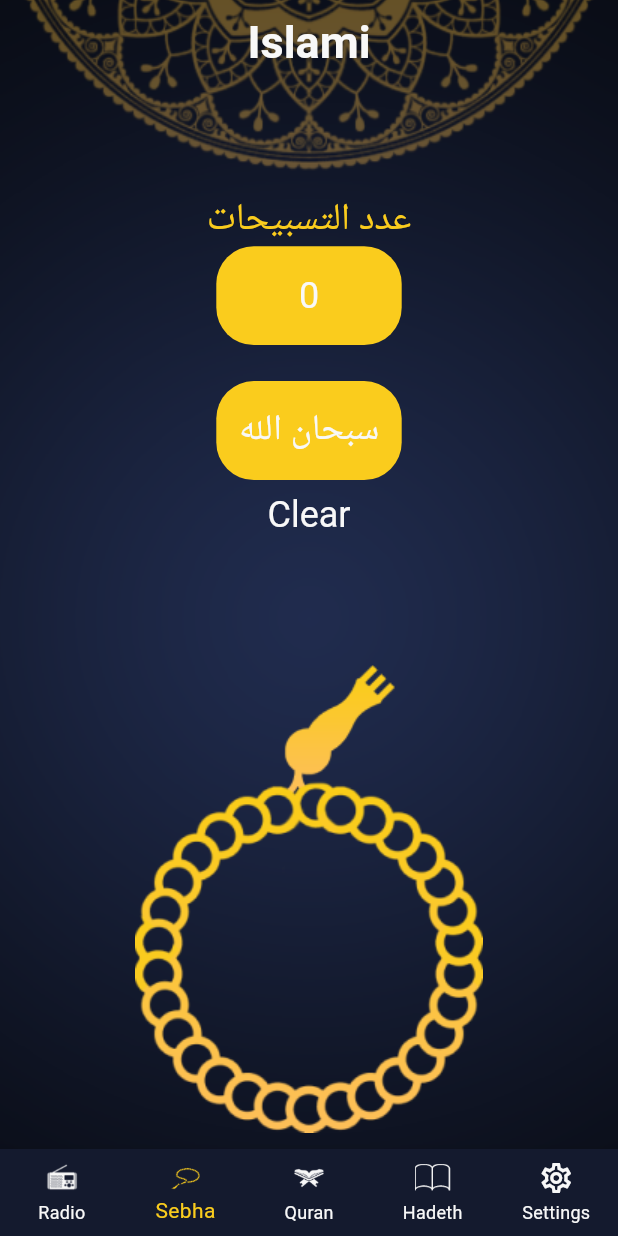
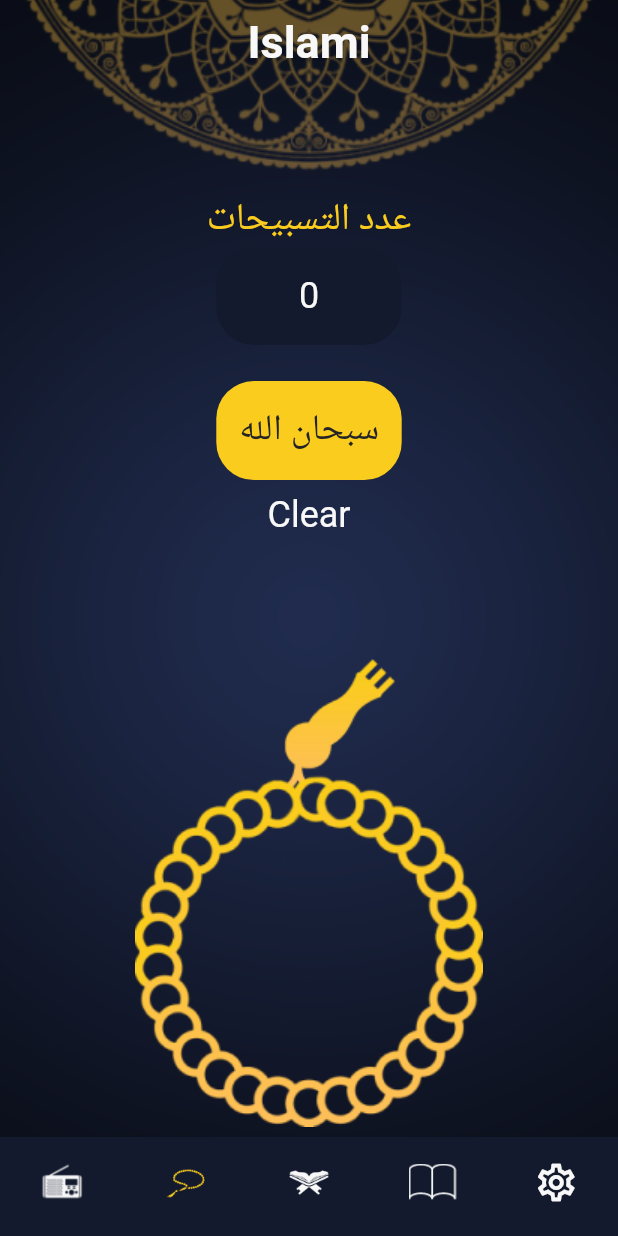
Before and after one commit to muhammadtariq10/islamiapp, a Flutter app: the screen it shows after launch, item 2 of the bottom bar chosen, on a phone screen of 412 x 824 dp. Run offline on Flutter 3.47's test engine with Material 3 defaults, Android fonts, the phone set to English and light mode, and no system bars; generated files the repository leaves out were written again.

Commit message:
Finish App

```diff
--- a/lib/bottom_navigation_bar.dart/quran/sura_datails_screen.dart
+++ b/lib/bottom_navigation_bar.dart/quran/sura_datails_screen.dart
@@ -64,6 +64,9 @@ class _SuraDatailsScreenState extends State<SuraDatailsScreen> {
                   indent: 0, // المسافة البادئة من اليسار
                   endIndent: 0, // المسافة البادئة من اليمين
                 ),
+                const SizedBox(
+                  height: 8,
+                ),
                 Expanded(
                     child: ayat.isEmpty
                         ? LodingIndecator()
--- a/lib/bottom_navigation_bar.dart/sebha/sebha.dart
+++ b/lib/bottom_navigation_bar.dart/sebha/sebha.dart
@@ -90,8 +90,8 @@ class _SebhaTapState extends State<SebhaTap> {
           Container(
             decoration: BoxDecoration(
               color: settingProvider.themeMode == ThemeMode.light
-                  ? AppTheme.primarylight
-                  : AppTheme.gold,
+                  ? AppTheme.primarylight.withOpacity(0.7)
+                  : AppTheme.primarydark,
               borderRadius: BorderRadius.circular(25),
             ),
             height: MediaQuery.of(context).size.height * 0.08,
@@ -114,8 +114,14 @@ class _SebhaTapState extends State<SebhaTap> {
             height: MediaQuery.of(context).size.height * 0.08,
             width: MediaQuery.of(context).size.width * 0.30,
             child: Center(
-              child: Text(sebhaNam[_currensebhanameIndex],
-                  style: Theme.of(context).textTheme.titleLarge),
+              child: Text(
+                sebhaNam[_currensebhanameIndex],
+                style: Theme.of(context).textTheme.titleLarge!.copyWith(
+                      color: settingProvider.themeMode == ThemeMode.light
+                          ? AppTheme.white
+                          : AppTheme.black,
+                    ),
+              ),
             ),
           ),
           SizedBox(
--- a/lib/main.dart
+++ b/lib/main.dart
@@ -1,7 +1,7 @@
 import 'package:flutter/material.dart';
 import 'package:islamiapp/bottom_navigation_bar.dart/quran/sura_datails_screen.dart';
 import 'package:islamiapp/bottom_navigation_bar.dart/hadeth/hadeth_datails.dart';
-import 'package:islamiapp/home_screen.dart';
+import 'package:islamiapp/screen/home_screen.dart';
 import 'package:islamiapp/bottom_navigation_bar.dart/setting/setting_provider.dart';
 import 'package:islamiapp/theme.dart';
 import 'package:provider/provider.dart';
@@ -11,7 +11,7 @@ void main() {
   runApp(
     ChangeNotifierProvider(
       create: (_) => SettingProvider(),
-      child: islamiApp(),
+      child: const islamiApp(),
     ),
   );
 }
--- a/lib/home_screen.dart
+++ b/lib/screen/home_screen.dart
@@ -53,23 +53,46 @@ class _HomeScreenState extends State<HomeScreen> {
             },
             items: const [
               BottomNavigationBarItem(
-                icon: ImageIcon(AssetImage("assets/images/icon_radio.png")),
+                icon: ImageIcon(
+                  AssetImage(
+                    "assets/images/icon_radio.png",
+                  ),
+                  size: 32,
+                ),
                 label: "Radio",
               ),
               BottomNavigationBarItem(
-                icon: ImageIcon(AssetImage("assets/images/icon_sebha.png")),
+                icon: ImageIcon(
+                  AssetImage(
+                    "assets/images/icon_sebha.png",
+                  ),
+                  size: 32,
+                ),
                 label: "Sebha",
               ),
               BottomNavigationBarItem(
-                icon: ImageIcon(AssetImage("assets/images/icon_quran.png")),
+                icon: ImageIcon(
+                  AssetImage(
+                    "assets/images/icon_quran.png",
+                  ),
+                  size: 32,
+                ),
                 label: "Quran",
               ),
               BottomNavigationBarItem(
-                icon: ImageIcon(AssetImage("assets/images/icon_hadeth.png")),
+                icon: ImageIcon(
+                  AssetImage(
+                    "assets/images/icon_hadeth.png",
+                  ),
+                  size: 32,
+                ),
                 label: "Hadeth",
               ),
               BottomNavigationBarItem(
-                icon: Icon(Icons.settings_outlined),
+                icon: Icon(
+                  Icons.settings_outlined,
+                  size: 30,
+                ),
                 label: "Settings",
               ),
             ]),
--- a/lib/theme.dart
+++ b/lib/theme.dart
@@ -25,6 +25,8 @@ class AppTheme {
     primaryColor: primarylight,
     scaffoldBackgroundColor: Colors.transparent,
     bottomNavigationBarTheme: const BottomNavigationBarThemeData(
+      showUnselectedLabels: false,
+      showSelectedLabels: false,
       type: BottomNavigationBarType.fixed,
       backgroundColor: primarylight,
       selectedItemColor: black,
@@ -58,6 +60,8 @@ class AppTheme {
       backgroundColor: primarydark,
       selectedItemColor: gold,
       unselectedItemColor: white,
+      showUnselectedLabels: false,
+      showSelectedLabels: false,
     ),
     switchTheme: SwitchThemeData(
       thumbColor: WidgetStatePropertyAll(AppTheme.white),
```
Also changed, not shown: lib/bottom_navigation_bar.dart/radio/radio.dart (+15 -6 lines), assets/files/6.txt (line endings or trailing spaces).
